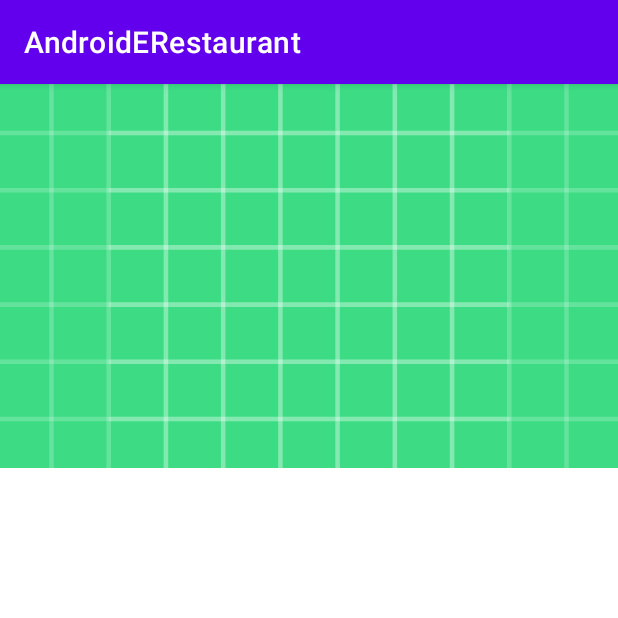
After one commit to adrien-mignerot/AndroidERestaurant, an Android app: the fragment DetailFragment shown on its own in the app's theme, on a phone screen of 412 x 824 dp, the top half of it. The commit adds this screen. Run offline under Robolectric (Android 15) with nearby library versions, the phone set to English and light mode, and no system bars; our stand-ins replace Picasso; network calls fail; pictures from the network do not load.

Commit message:
Partie 4 : Question B

```diff
--- /dev/null
+++ b/src/main/java/fr/isen/mignerot/androiderestaurant/DetailFragment.kt
@@ -0,0 +1,37 @@
+package fr.isen.mignerot.androiderestaurant
+
+import android.os.Bundle
+import android.view.LayoutInflater
+import android.view.View
+import android.view.ViewGroup
+import androidx.fragment.app.Fragment
+import com.squareup.picasso.Picasso
+import fr.isen.mignerot.androiderestaurant.databinding.FragmentDishPictureBinding
+
+private lateinit var binding: FragmentDishPictureBinding
+
+class DetailFragment: Fragment() {
+
+    override fun onCreateView(
+            inflater: LayoutInflater,
+            container: ViewGroup?,
+            savedInstanceState: Bundle?
+    ) : View? {
+        binding = FragmentDishPictureBinding.inflate(inflater, container, false)
+        return binding.root
+    }
+
+    override fun onViewCreated(view: View, savedInstanceState: Bundle?) {
+        super.onViewCreated(view, savedInstanceState)
+
+        arguments?.getString("URL")?.let {
+            Picasso.get().load(it).into(binding.fragmentPicture)
+        }
+    }
+
+    companion object {
+        fun newInstance(picture: String): DetailFragment {
+            return DetailFragment().apply { arguments = Bundle().apply { putString("URL", picture) } }
+        }
+    }
+}
--- /dev/null
+++ b/src/main/res/layout/fragment_dish_picture.xml
@@ -0,0 +1,19 @@
+<?xml version="1.0" encoding="utf-8"?>
+<androidx.constraintlayout.widget.ConstraintLayout
+    xmlns:android="http://schemas.android.com/apk/res/android"
+    xmlns:app="http://schemas.android.com/apk/res-auto"
+    xmlns:tools="http://schemas.android.com/tools"
+    android:layout_width="match_parent"
+    android:layout_height="match_parent">
+
+    <ImageView
+        android:id="@+id/fragmentPicture"
+        android:layout_width="match_parent"
+        android:layout_height="256dp"
+        android:adjustViewBounds="true"
+        android:scaleType="centerCrop"
+        app:layout_constraintEnd_toEndOf="parent"
+        app:layout_constraintStart_toStartOf="parent"
+        app:layout_constraintTop_toTopOf="parent"
+        app:srcCompat="@drawable/ic_launcher_background" />
+</androidx.constraintlayout.widget.ConstraintLayout>
```
Also changed, not shown: src/main/java/fr/isen/mignerot/androiderestaurant/DetailActivity.kt (+8 -2 lines), src/main/java/fr/isen/mignerot/androiderestaurant/DetailViewAdapter.kt (added, +13 -0 lines), src/main/res/layout/activity_detail.xml (+10 -3 lines).
